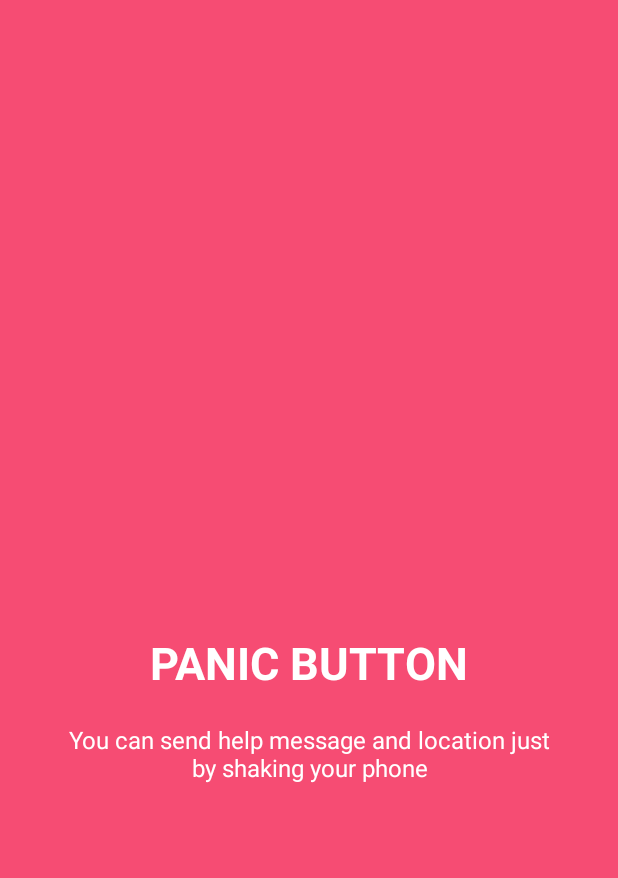
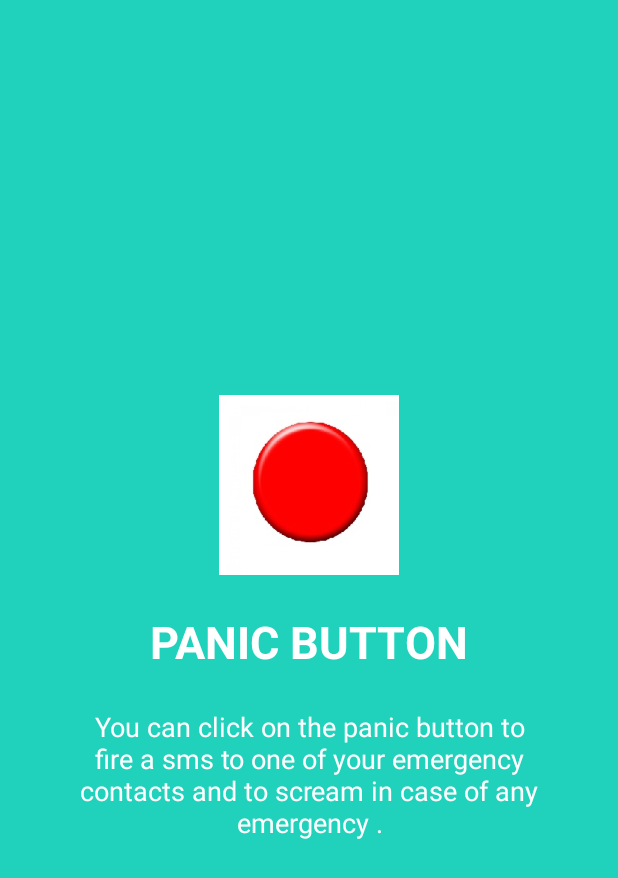
Before and after one commit to nb2998/Suraksha, an Android app: the layout welcome_slide_1.xml on its own in the app's theme, with its tools: preview values and no code run, on a phone screen of 412 x 824 dp. Shown: the top 878 px of the screen. Run offline under Robolectric (Android 15) with nearby library versions, the phone set to English and light mode, and no system bars.

Commit message:
added welocome act

```diff
--- a/app/src/main/java/com/codingblocks/suraksha/Models/PrefManager.java
+++ b/app/src/main/java/com/codingblocks/suraksha/Models/PrefManager.java
@@ -3,9 +3,7 @@ package com.codingblocks.suraksha.Models;
 import android.content.Context;
 import android.content.SharedPreferences;
 
-/**
- * Created by anant bansal on 6/4/2017.
- */
+
 
 public class PrefManager {
 
--- a/app/src/main/res/layout/activity_police.xml
+++ b/app/src/main/res/layout/activity_police.xml
@@ -4,7 +4,7 @@
     xmlns:tools="http://schemas.android.com/tools"
     android:layout_width="match_parent"
     android:layout_height="match_parent"
-    tools:context="com.codingblocks.Police">
+    >
 
     <android.support.v7.widget.RecyclerView
         android:layout_width="match_parent"
--- a/app/src/main/res/layout/content_police_mail.xml
+++ b/app/src/main/res/layout/content_police_mail.xml
@@ -15,7 +15,7 @@
         android:layout_height="wrap_content"
         android:layout_weight="3"
         android:orientation="vertical"
-        android:weight="2">
+       >
 
 
         <TextView
--- a/app/src/main/res/layout/welcome_slide_1.xml
+++ b/app/src/main/res/layout/welcome_slide_1.xml
@@ -1,7 +1,7 @@
 <?xml version="1.0" encoding="utf-8"?>
 <RelativeLayout xmlns:android="http://schemas.android.com/apk/res/android"
      android:layout_width="match_parent"
-    android:background="@color/bg_screen1"
+    android:background="@color/bg_screen2"
     android:layout_height="match_parent">
 
     <LinearLayout
@@ -14,12 +14,15 @@
         <ImageView
             android:layout_width="120dp"
             android:layout_height="120dp"
+            android:src="@drawable/panic"
              />
 
         <TextView
             android:layout_width="wrap_content"
             android:layout_height="wrap_content"
             android:text="PANIC BUTTON"
+
+            android:layout_marginTop="24dp"
             android:textColor="@android:color/white"
             android:textSize="30dp"
             android:textStyle="bold" />
@@ -27,13 +30,15 @@
         <TextView
             android:layout_width="wrap_content"
             android:layout_height="wrap_content"
-            android:layout_marginTop="20dp"
+            android:layout_marginTop="24dp"
             android:paddingLeft="40dp"
+
+
             android:paddingRight="40dp"
-            android:text="You can send help message and location just by shaking your phone"
+            android:text="You can click on the panic button to fire a sms to one of your emergency contacts and to scream in case of any emergency ."
             android:textAlignment="center"
             android:textColor="@android:color/white"
-            android:textSize="16dp" />
+            android:textSize="18dp" />
 
     </LinearLayout>
 
--- a/app/src/main/res/values/colors.xml
+++ b/app/src/main/res/values/colors.xml
@@ -6,7 +6,7 @@
 
 
     <!-- Screens background color-->
-    <color name="bg_screen1">#f64c73</color>
+    <color name="bg_screen1">#f76f39</color>
     <color name="bg_screen2">#20d2bb</color>
     <color name="bg_screen3">#3395ff</color>
     <color name="bg_screen4">#c873f4</color>
```
Also changed, not shown: app/src/main/AndroidManifest.xml (+22 -1 lines), app/src/main/res/layout/welcome_slide_2.xml (+6 -4 lines), app/src/main/res/layout/welcome_slide_3.xml (+8 -5 lines), app/src/main/res/layout/welcome_slide_4.xml (+9 -5 lines), app/src/main/res/drawable/clcok.jpeg (added), app/src/main/res/drawable/emergency.png (added), app/src/main/res/drawable/sms.png (added).
